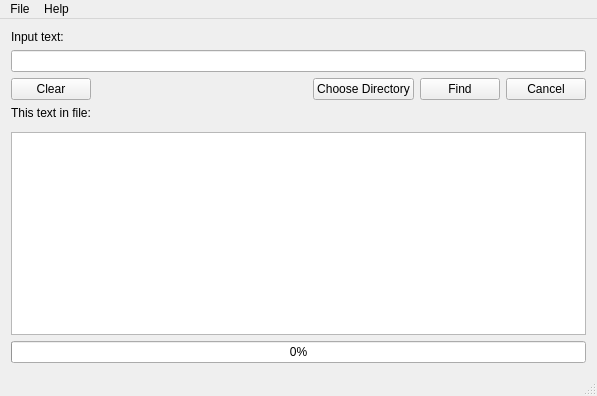
Before: the Qt Designer form mainwindow.ui in PolinB/SearchSubstringInDirectory, drawn with Qt 5.
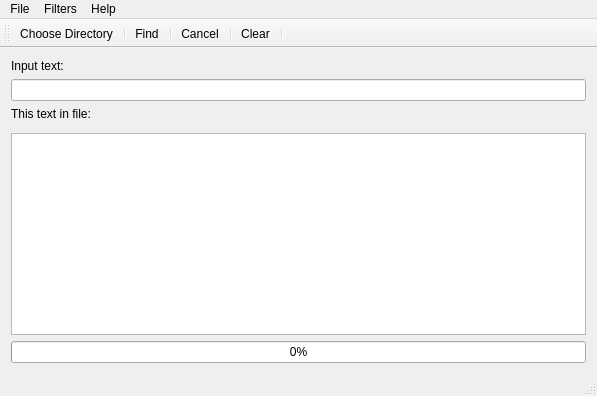
After: the same form once the commit is applied. Icons and pictures are not drawn.

```diff
--- a/mainwindow.ui
+++ b/mainwindow.ui
@@ -15,86 +15,20 @@
   </property>
   <widget class="QWidget" name="centralWidget">
    <layout class="QGridLayout" name="gridLayout">
-    <item row="2" column="0">
-     <layout class="QHBoxLayout" name="horizontalLayout">
-      <item>
-       <widget class="QPushButton" name="clearButton">
-        <property name="text">
-         <string>Clear</string>
-        </property>
-       </widget>
-      </item>
-      <item>
-       <spacer name="horizontalSpacer">
-        <property name="orientation">
-         <enum>Qt::Horizontal</enum>
-        </property>
-        <property name="sizeHint" stdset="0">
-         <size>
-          <width>37</width>
-          <height>17</height>
-         </size>
-        </property>
-       </spacer>
-      </item>
-      <item>
-       <widget class="QPushButton" name="chooseButton">
-        <property name="text">
-         <string>Choose Directory</string>
-        </property>
-       </widget>
-      </item>
-      <item>
-       <widget class="QPushButton" name="findButton">
-        <property name="layoutDirection">
-         <enum>Qt::LeftToRight</enum>
-        </property>
-        <property name="text">
-         <string>Find</string>
-        </property>
-        <property name="iconSize">
-         <size>
-          <width>10</width>
-          <height>10</height>
-         </size>
-        </property>
-        <property name="autoRepeatDelay">
-         <number>300</number>
-        </property>
-        <property name="autoDefault">
-         <bool>true</bool>
-        </property>
-        <property name="default">
-         <bool>false</bool>
-        </property>
-        <property name="flat">
-         <bool>false</bool>
-        </property>
-       </widget>
-      </item>
-      <item>
-       <widget class="QPushButton" name="cancelButton">
-        <property name="text">
-         <string>Cancel</string>
-        </property>
-       </widget>
-      </item>
-     </layout>
-    </item>
     <item row="1" column="0">
      <widget class="QLineEdit" name="inputLineEdit"/>
     </item>
-    <item row="3" column="0">
+    <item row="2" column="0">
      <widget class="QLabel" name="labelOutput">
       <property name="text">
        <string>This text in file:</string>
       </property>
      </widget>
     </item>
-    <item row="6" column="0">
-     <widget class="QListWidget" name="resultListWidget"/>
-    </item>
     <item row="5" column="0">
+     <widget class="QListWidget" name="resultListWidget"/>
+    </item>
+    <item row="4" column="0">
      <widget class="Line" name="line">
       <property name="orientation">
        <enum>Qt::Vertical</enum>
@@ -138,9 +72,157 @@
      <string>Help</string>
     </property>
    </widget>
+   <widget class="QMenu" name="menuFilters">
+    <property name="title">
+     <string>Filters</string>
+    </property>
+    <addaction name="actionTxt"/>
+    <addaction name="actionH"/>
+    <addaction name="actionCpp"/>
+    <addaction name="actionJava"/>
+    <addaction name="actionKt"/>
+    <addaction name="actionHs"/>
+    <addaction name="actionPdf"/>
+    <addaction name="actionMd"/>
+    <addaction name="actionCss"/>
+    <addaction name="actionHtml"/>
+    <addaction name="actionJs"/>
+   </widget>
    <addaction name="menuFile"/>
+   <addaction name="menuFilters"/>
    <addaction name="menuHelp"/>
   </widget>
+  <widget class="QToolBar" name="toolBar">
+   <property name="windowTitle">
+    <string>toolBar</string>
+   </property>
+   <attribute name="toolBarArea">
+    <enum>TopToolBarArea</enum>
+   </attribute>
+   <attribute name="toolBarBreak">
+    <bool>false</bool>
+   </attribute>
+   <addaction name="actionChooseDirectory"/>
+   <addaction name="separator"/>
+   <addaction name="actionFind"/>
+   <addaction name="separator"/>
+   <addaction name="actionCancel"/>
+   <addaction name="separator"/>
+   <addaction name="actionClear"/>
+   <addaction name="separator"/>
+  </widget>
+  <action name="actionChooseDirectory">
+   <property name="icon">
+    <iconset resource="resources.qrc">
+     <normaloff>:/pref/img/folder (2).png</normaloff>:/pref/img/folder (2).png</iconset>
+   </property>
+   <property name="text">
+    <string>Choose Directory</string>
+   </property>
+  </action>
+  <action name="actionFind">
+   <property name="icon">
+    <iconset resource="resources.qrc">
+     <normaloff>:/pref/img/multimedia.png</normaloff>:/pref/img/multimedia.png</iconset>
+   </property>
+   <property name="text">
+    <string>Find</string>
+   </property>
+   <property name="shortcut">
+    <string>Return</string>
+   </property>
+  </action>
+  <action name="actionCancel">
+   <property name="icon">
+    <iconset resource="resources.qrc">
+     <normaloff>:/pref/img/prohibition.png</normaloff>:/pref/img/prohibition.png</iconset>
+   </property>
+   <property name="text">
+    <string>Cancel</string>
+   </property>
+  </action>
+  <action name="actionClear">
+   <property name="icon">
+    <iconset resource="resources.qrc">
+     <normaloff>:/pref/img/trash.png</normaloff>:/pref/img/trash.png</iconset>
+   </property>
+   <property name="text">
+    <string>Clear</string>
+   </property>
+  </action>
+  <action name="actionExit">
+   <property name="icon">
+    <iconset resource="resources.qrc">
+     <normaloff>:/pref/img/cross.png</normaloff>:/pref/img/cross.png</iconset>
+   </property>
+   <property name="text">
+    <string>Exit</string>
+   </property>
+  </action>
+  <action name="actionClearInput">
+   <property name="icon">
+    <iconset resource="resources.qrc">
+     <normaloff>:/pref/img/clear-format.png</normaloff>:/pref/img/clear-format.png</iconset>
+   </property>
+   <property name="text">
+    <string>Clear input</string>
+   </property>
+  </action>
+  <action name="actionTxt">
+   <property name="text">
+    <string>.txt</string>
+   </property>
+  </action>
+  <action name="actionCpp">
+   <property name="text">
+    <string>.cpp</string>
+   </property>
+  </action>
+  <action name="actionJava">
+   <property name="text">
+    <string>.java</string>
+   </property>
+  </action>
+  <action name="actionKt">
+   <property name="text">
+    <string>.kt</string>
+   </property>
+  </action>
+  <action name="actionPdf">
+   <property name="text">
+    <string>.pdf</string>
+   </property>
+  </action>
+  <action name="actionCss">
+   <property name="text">
+    <string>.css</string>
+   </property>
+  </action>
+  <action name="actionHtml">
+   <property name="text">
+    <string>.html</string>
+   </property>
+  </action>
+  <action name="actionMd">
+   <property name="text">
+    <string>.md</string>
+   </property>
+  </action>
+  <action name="actionJs">
+   <property name="text">
+    <string>.js</string>
+   </property>
+  </action>
+  <action name="actionH">
+   <property name="text">
+    <string>.h</string>
+   </property>
+  </action>
+  <action name="actionHs">
+   <property name="text">
+    <string>.hs</string>
+   </property>
+  </action>
  </widget>
  <layoutdefault spacing="6" margin="11"/>
  <resources/>
```
Left out of the diff: 12 changed lines with no effect on the pictures.
